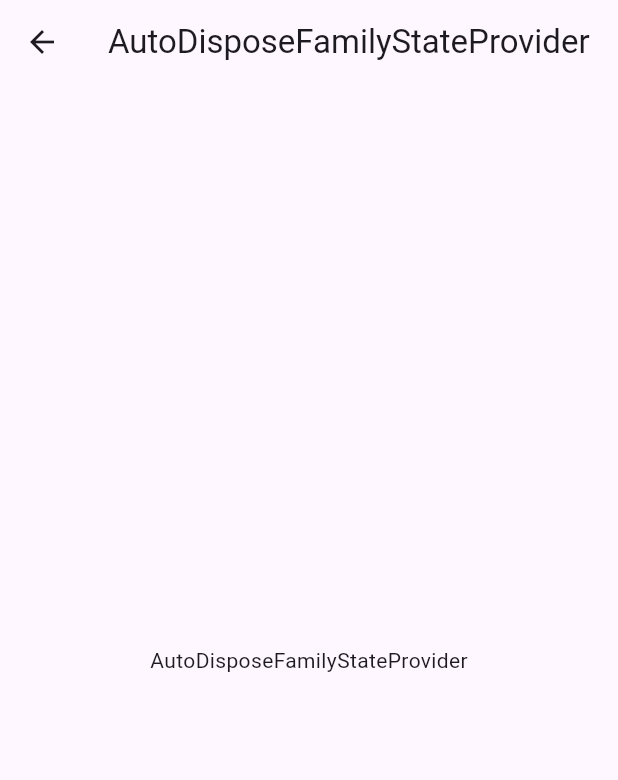
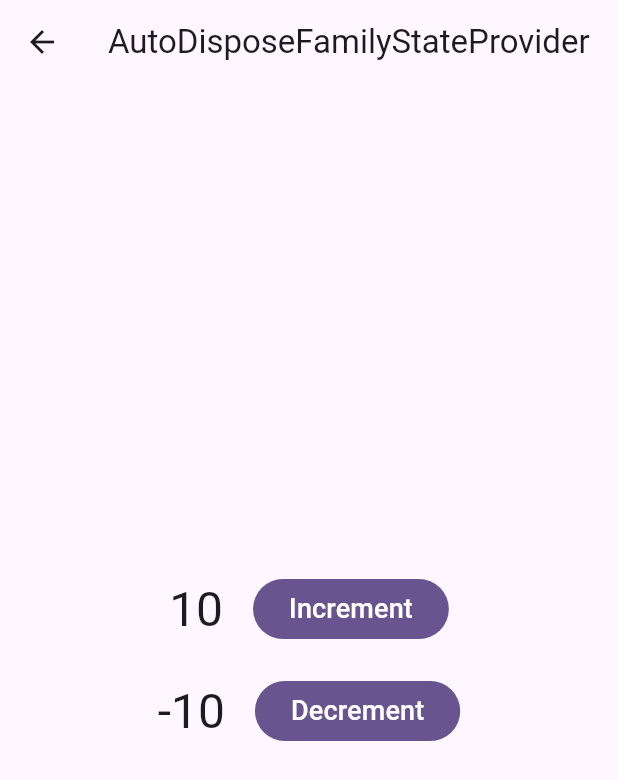
Before and after one commit to Bullets-jyr/state_provider, a Flutter app: the AutoDisposeFamilyPage screen opened directly, on a phone screen of 412 x 824 dp. Shown: the top 780 px of the screen. Run offline on Flutter 3.47's test engine with Material 3 defaults, Android fonts, the phone set to English and light mode, and no system bars; our stand-ins replace flutter_riverpod, riverpod_annotation; generated files the repository leaves out were written again.

Commit message:
25. StateProvider - family, autoDispose.family

```diff
--- a/lib/pages/auto_dispose_family/auto_dispose_family_page.dart
+++ b/lib/pages/auto_dispose_family/auto_dispose_family_page.dart
@@ -1,17 +1,69 @@
 import 'package:flutter/material.dart';
 import 'package:flutter_riverpod/flutter_riverpod.dart';
+
+import 'auto_dispose_family_provider.dart';
 
 class AutoDisposeFamilyPage extends ConsumerWidget {
   const AutoDisposeFamilyPage({super.key});
 
   @override
   Widget build(BuildContext context, WidgetRef ref) {
+    final incVal = ref.watch(autoDisposeFamilyCounterProvider(10));
+    final decVal = ref.watch(autoDisposeFamilyCounterProvider(-10));
+
     return Scaffold(
       appBar: AppBar(
         title: const Text('AutoDisposeFamilyStateProvider'),
       ),
-      body: const Center(
-        child: Text('AutoDisposeFamilyStateProvider'),
+      body: Center(
+        child: Column(
+          mainAxisAlignment: MainAxisAlignment.center,
+          children: [
+            Row(
+              mainAxisAlignment: MainAxisAlignment.center,
+              children: [
+                Text(
+                  '$incVal',
+                  style: Theme.of(context).textTheme.headlineLarge,
+                ),
+                const SizedBox(width: 20),
+                FilledButton(
+                  onPressed: () {
+                    ref
+                        .read(autoDisposeFamilyCounterProvider(10).notifier)
+                        .update((state) => state + 10);
+                  },
+                  child: const Text(
+                    'Increment',
+                    style: TextStyle(fontSize: 18),
+                  ),
+                ),
+              ],
+            ),
+            const SizedBox(height: 20),
+            Row(
+              mainAxisAlignment: MainAxisAlignment.center,
+              children: [
+                Text(
+                  '$decVal',
+                  style: Theme.of(context).textTheme.headlineLarge,
+                ),
+                const SizedBox(width: 20),
+                FilledButton(
+                  onPressed: () {
+                    ref
+                        .read(autoDisposeFamilyCounterProvider(-10).notifier)
+                        .update((state) => state - 10);
+                  },
+                  child: const Text(
+                    'Decrement',
+                    style: TextStyle(fontSize: 18),
+                  ),
+                ),
+              ],
+            ),
+          ],
+        ),
       ),
     );
   }
--- a/lib/pages/auto_dispose_family/auto_dispose_family_provider.dart
+++ b/lib/pages/auto_dispose_family/auto_dispose_family_provider.dart
@@ -0,0 +1,9 @@
+import 'package:flutter_riverpod/flutter_riverpod.dart';
+
+final autoDisposeFamilyCounterProvider =
+StateProvider.autoDispose.family<int, int>((ref, initialValue) {
+  ref.onDispose(() {
+    print('[autoDisposeFamilyCounterProvider($initialValue)] disposed');
+  });
+  return initialValue;
+});
```
Also changed, not shown: lib/pages/family/family_page.dart (+49 -2 lines), lib/pages/family/family_provider.dart (+8 -0 lines).
